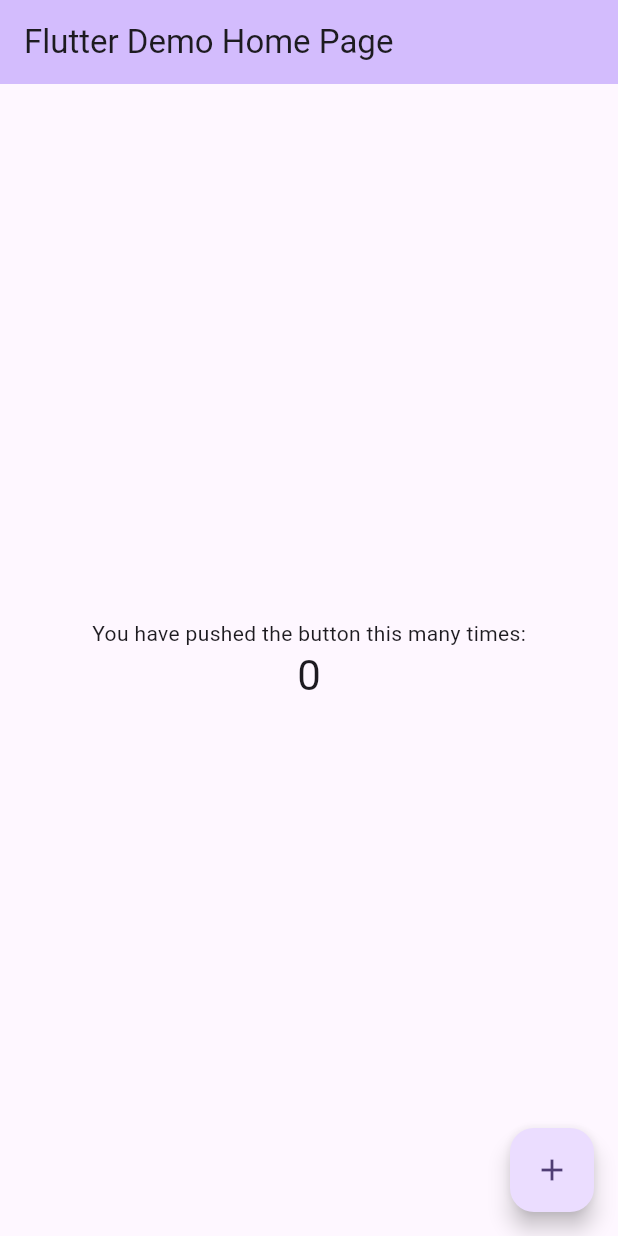
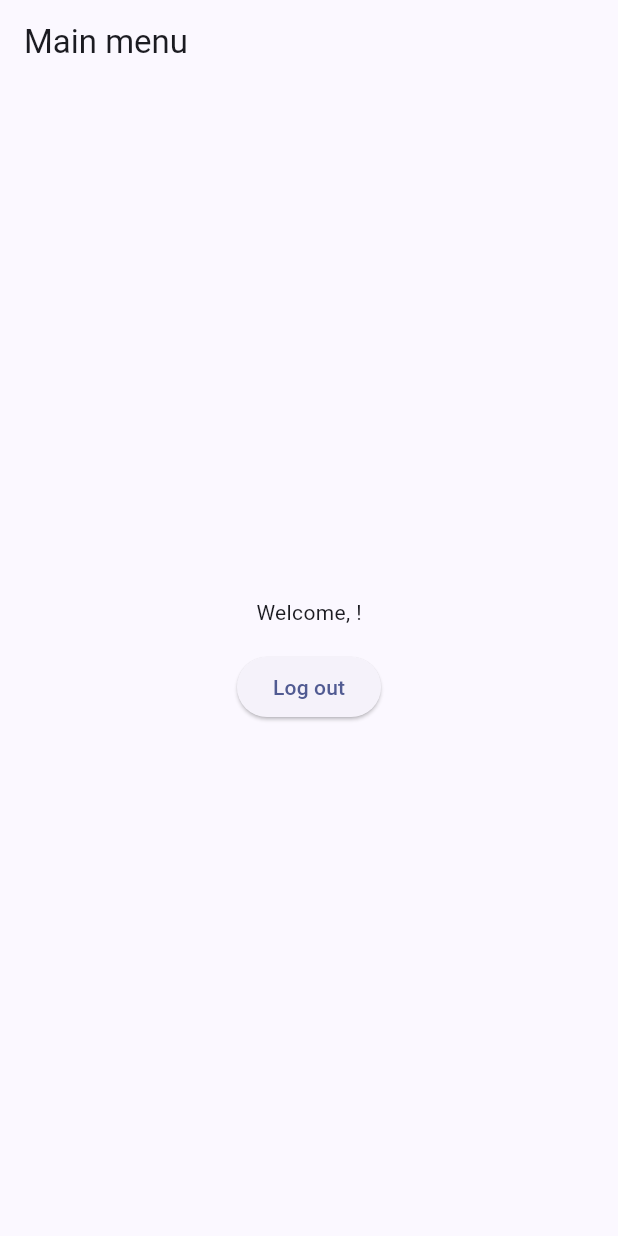
Before and after one commit to Rycethelegend/Poosdlargeproject, a Flutter app: the screen it shows after launch, on a phone screen of 412 x 824 dp. Run offline on Flutter 3.47's test engine with Material 3 defaults, Android fonts, the phone set to English and light mode, and no system bars.

Commit message:
Added basic login and home screen, api helpers, and landscape lock

```diff
--- a/mobile/lib/main.dart
+++ b/mobile/lib/main.dart
@@ -1,122 +1,21 @@
 import 'package:flutter/material.dart';
+import 'package:flutter/services.dart';
+import 'package:poosdalatro/routes/routes.dart';
 
-void main() {
+Future<void> main() async{
   runApp(const MyApp());
 }
 
 class MyApp extends StatelessWidget {
   const MyApp({super.key});
 
-  // This widget is the root of your application.
   @override
   Widget build(BuildContext context) {
     return MaterialApp(
-      title: 'Flutter Demo',
-      theme: ThemeData(
-        // This is the theme of your application.
-        //
-        // TRY THIS: Try running your application with "flutter run". You'll see
-        // the application has a purple toolbar. Then, without quitting the app,
-        // try changing the seedColor in the colorScheme below to Colors.green
-        // and then invoke "hot reload" (save your changes or press the "hot
-        // reload" button in a Flutter-supported IDE, or press "r" if you used
-        // the command line to start the app).
-        //
-        // Notice that the counter didn't reset back to zero; the application
-        // state is not lost during the reload. To reset the state, use hot
-        // restart instead.
-        //
-        // This works for code too, not just values: Most code changes can be
-        // tested with just a hot reload.
-        colorScheme: .fromSeed(seedColor: Colors.deepPurple),
-      ),
-      home: const MyHomePage(title: 'Flutter Demo Home Page'),
+      title: 'Poosdalatro',
+      debugShowCheckedModeBanner: false,
+      theme: ThemeData(colorSchemeSeed: Colors.indigo),
+      routes: Routes.getRoutes,
     );
   }
 }
-
-class MyHomePage extends StatefulWidget {
-  const MyHomePage({super.key, required this.title});
-
-  // This widget is the home page of your application. It is stateful, meaning
-  // that it has a State object (defined below) that contains fields that affect
-  // how it looks.
-
-  // This class is the configuration for the state. It holds the values (in this
-  // case the title) provided by the parent (in this case the App widget) and
-  // used by the build method of the State. Fields in a Widget subclass are
-  // always marked "final".
-
-  final String title;
-
-  @override
-  State<MyHomePage> createState() => _MyHomePageState();
-}
-
-class _MyHomePageState extends State<MyHomePage> {
-  int _counter = 0;
-
-  void _incrementCounter() {
-    setState(() {
-      // This call to setState tells the Flutter framework that something has
-      // changed in this State, which causes it to rerun the build method below
-      // so that the display can reflect the updated values. If we changed
-      // _counter without calling setState(), then the build method would not be
-      // called again, and so nothing would appear to happen.
-      _counter++;
-    });
-  }
-
-  @override
-  Widget build(BuildContext context) {
-    // This method is rerun every time setState is called, for instance as done
-    // by the _incrementCounter method above.
-    //
-    // The Flutter framework has been optimized to make rerunning build methods
-    // fast, so that you can just rebuild anything that needs updating rather
-    // than having to individually change instances of widgets.
-    return Scaffold(
-      appBar: AppBar(
-        // TRY THIS: Try changing the color here to a specific color (to
-        // Colors.amber, perhaps?) and trigger a hot reload to see the AppBar
-        // change color while the other colors stay the same.
-        backgroundColor: Theme.of(context).colorScheme.inversePrimary,
-        // Here we take the value from the MyHomePage object that was created by
-        // the App.build method, and use it to set our appbar title.
-        title: Text(widget.title),
-      ),
-      body: Center(
-        // Center is a layout widget. It takes a single child and positions it
-        // in the middle of the parent.
-        child: Column(
-          // Column is also a layout widget. It takes a list of children and
-          // arranges them vertically. By default, it sizes itself to fit its
-          // children horizontally, and tries to be as tall as its parent.
-          //
-          // Column has various properties to control how it sizes itself and
-          // how it positions its children. Here we use mainAxisAlignment to
-          // center the children vertically; the main axis here is the vertical
-          // axis because Columns are vertical (the cross axis would be
-          // horizontal).
-          //
-          // TRY THIS: Invoke "debug painting" (choose the "Toggle Debug Paint"
-          // action in the IDE, or press "p" in the console), to see the
-          // wireframe for each widget.
-          mainAxisAlignment: .center,
-          children: [
-            const Text('You have pushed the button this many times:'),
-            Text(
-              '$_counter',
-              style: Theme.of(context).textTheme.headlineMedium,
-            ),
-          ],
-        ),
-      ),
-      floatingActionButton: FloatingActionButton(
-        onPressed: _incrementCounter,
-        tooltip: 'Increment',
-        child: const Icon(Icons.add),
-      ),
-    );
-  }
-}
--- /dev/null
+++ b/mobile/lib/routes/routes.dart
@@ -0,0 +1,15 @@
+import 'package:flutter/material.dart';
+import 'package:poosdalatro/screens/home_screen.dart';
+import 'package:poosdalatro/screens/login_screen.dart';
+
+class Routes {
+  static const String login = '/login';
+  static const String home = '/home';
+
+  static Map<String, WidgetBuilder> get getRoutes => {
+    '/': (context) => const HomeScreen(), //Temporarily points to home screen first since login doesn't work without domain
+    //'/': (context) => const LoginScreen(),
+    login: (context) => const LoginScreen(),
+    home: (context) => const HomeScreen(),
+  };
+}
--- /dev/null
+++ b/mobile/lib/screens/home_screen.dart
@@ -0,0 +1,30 @@
+import 'package:flutter/material.dart';
+import 'package:poosdalatro/routes/routes.dart';
+import 'package:poosdalatro/utils/session.dart';
+
+class HomeScreen extends StatelessWidget {
+  const HomeScreen({super.key});
+
+  @override
+  Widget build(BuildContext context) {
+    return Scaffold(
+      appBar: AppBar(title: const Text('Main menu')),
+      body: Center(
+        child: Column(
+          mainAxisSize: MainAxisSize.min,
+          children: [
+            Text('Welcome, ${Session.username}!'),
+            const SizedBox(height: 16),
+            ElevatedButton(
+              onPressed: () {
+                Session.clear();
+                Navigator.pushReplacementNamed(context, Routes.login);
+              },
+              child: const Text('Log out'),
+            ),
+          ],
+        ),
+      ),
+    );
+  }
+}
--- /dev/null
+++ b/mobile/lib/utils/session.dart
@@ -0,0 +1,9 @@
+class Session {
+  static String? token;
+  static String username = '';
+
+  static void clear() {
+    token = null;
+    username = '';
+  }
+}
--- a/mobile/pubspec.yaml
+++ b/mobile/pubspec.yaml
@@ -1,4 +1,4 @@
-name: mobile
+name: poosdalatro
 description: "Large project for Poosd based on Balatro"
 # The following line prevents the package from being accidentally published to
 # pub.dev using `flutter pub publish`. This is preferred for private packages.
@@ -30,7 +30,7 @@ environment:
 dependencies:
   flutter:
     sdk: flutter
-  http: ^1.2.1
+  http: ^1.6.0
   # The following adds the Cupertino Icons font to your application.
   # Use with the CupertinoIcons class for iOS style icons.
   cupertino_icons: ^1.0.8
```
Also changed, not shown: mobile/lib/screens/login_screen.dart (added, +98 -0 lines), mobile/lib/utils/api.dart (added, +38 -0 lines), mobile/pubspec.lock, 3 other files.
